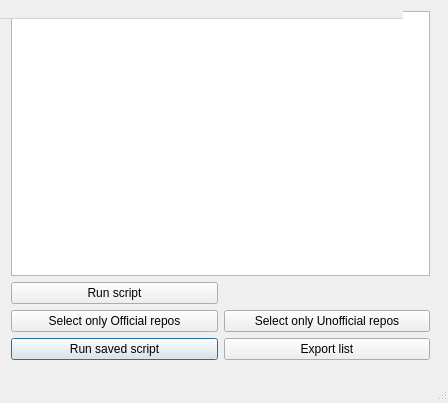
The window that packagesdialog.ui (adgellida/ubunsys) describes before a commit, drawn with Qt 5.
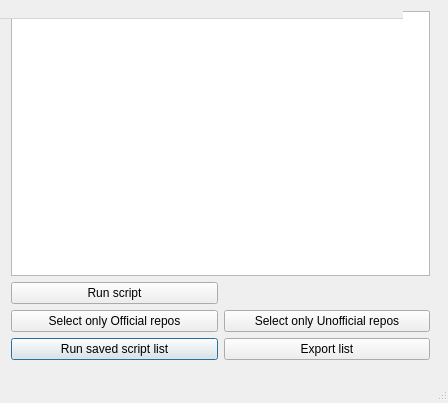
The same window after the commit.

```diff
--- a/packagesdialog.ui
+++ b/packagesdialog.ui
@@ -29,7 +29,7 @@
     <item row="3" column="0">
      <widget class="QPushButton" name="runSavedScriptButton">
       <property name="text">
-       <string>Run saved script</string>
+       <string>Run saved script list</string>
       </property>
      </widget>
     </item>
```
Left out of the diff: 2 changed lines with no effect on the pictures.
